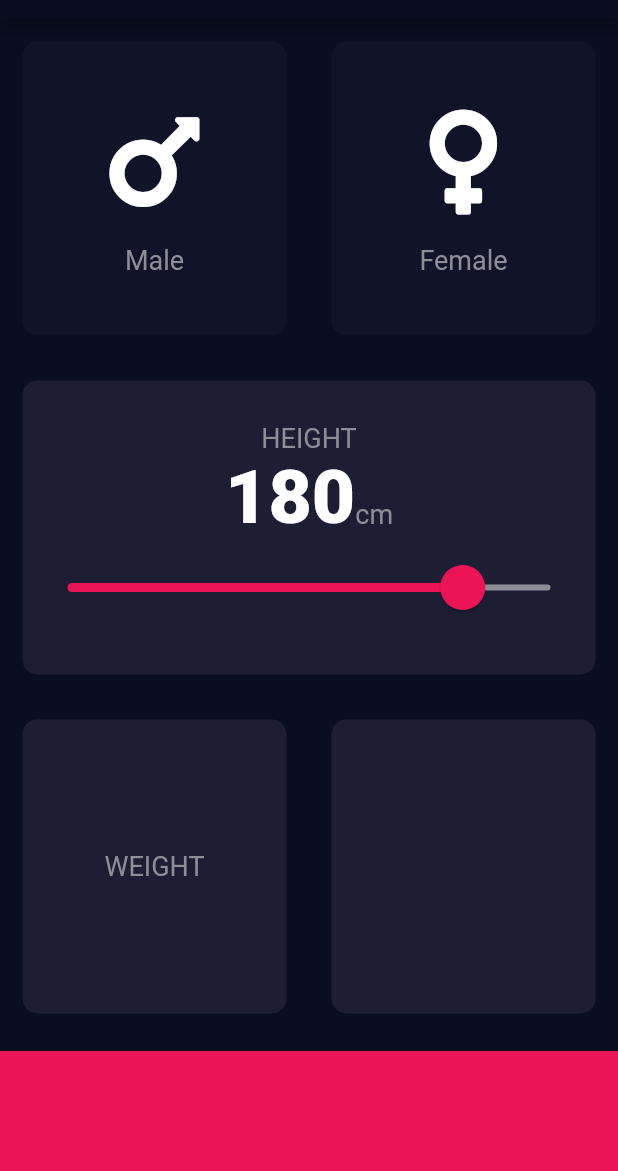
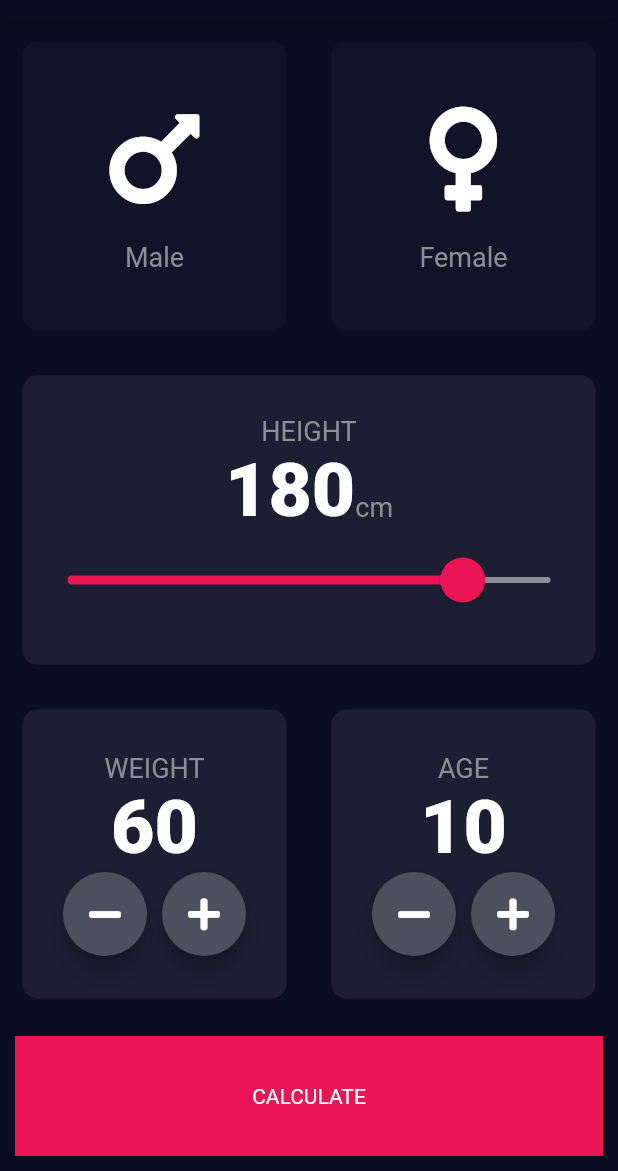
Before and after one commit to soniabhishek27/BMI_Calculator, a Flutter app: the screen it shows after launch, on a phone screen of 412 x 824 dp, the part 65-1236 px from its top. Run offline on Flutter 3.47's test engine with Material 2 defaults, Android fonts, the phone set to English and light mode, and no system bars; our stand-ins replace font_awesome_flutter; statements that could not run were skipped.

Commit message:
Update Input_page.dart

```diff
--- a/lib/Input_page.dart
+++ b/lib/Input_page.dart
@@ -4,12 +4,17 @@ import 'package:font_awesome_flutter/font_awesome_flutter.dart';
 import 'IconContent.dart';
 import 'ReusableContainer.dart';
 import 'Constants.dart';
+import 'result_page.dart';
+import 'Calculator_brain.dart';
 
 enum Gender {
   male,
   female,
 }
+
 int height = 180;
+int weight = 60;
+int age = 10;
 
 class InputPage extends StatefulWidget {
   @override
@@ -96,11 +101,11 @@ class _InputPageState extends State<InputPage> {
                     ),
                     SliderTheme(
                       data: SliderTheme.of(context).copyWith(
-
-                        thumbShape: RoundSliderThumbShape(enabledThumbRadius: 15.0),
-                        overlayShape: RoundSliderOverlayShape(overlayRadius: 30.0),
+                        thumbShape:
+                            RoundSliderThumbShape(enabledThumbRadius: 15.0),
+                        overlayShape:
+                            RoundSliderOverlayShape(overlayRadius: 30.0),
                       ),
-
                       child: Slider(
                         value: height.toDouble(),
                         min: 0.0,
@@ -124,36 +129,132 @@ class _InputPageState extends State<InputPage> {
                 children: <Widget>[
                   Expanded(
                     child: new ReusableContainer(
-                        colour: kmycolor,
+                      colour: kmycolor,
                       cardChild: Column(
                         mainAxisAlignment: MainAxisAlignment.center,
                         children: <Widget>[
                           Text(
-                              'WEIGHT',
+                            'WEIGHT',
                             style: klabelTextStyle,
+                          ),
+                          Text(
+                            weight.toString(),
+                            style: knumberstyle,
+                          ),
+                          Row(
+                            mainAxisAlignment: MainAxisAlignment.center,
+                            children: <Widget>[
+                              RoundIconButton(
+                                onPressed: () {
+                                  setState(() {
+                                    if (weight > 0) weight -= 1;
+                                  });
+                                },
+                                icon: FontAwesomeIcons.minus,
+                              ),
+                              SizedBox(
+                                width: 10.0,
+                              ),
+                              RoundIconButton(
+                                onPressed: () {
+                                  setState(() {
+                                    weight += 1;
+                                  });
+                                },
+                                icon: FontAwesomeIcons.plus,
+                              ),
+                            ],
                           )
-
-
-
                         ],
                       ),
-
                     ),
-
                   ),
                   Expanded(
-                    child: new ReusableContainer(colour: kmycolor),
+                    child: new ReusableContainer(
+                      colour: kmycolor,
+                      cardChild: Column(
+                        mainAxisAlignment: MainAxisAlignment.center,
+                        children: <Widget>[
+                          Text(
+                            'AGE',
+                            style: klabelTextStyle,
+                          ),
+                          Text(
+                            age.toString(),
+                            style: knumberstyle,
+                          ),
+                          Row(
+                            mainAxisAlignment: MainAxisAlignment.center,
+                            children: <Widget>[
+                              RoundIconButton(
+                                icon: FontAwesomeIcons.minus,
+                                onPressed: () {
+                                  setState(() {
+                                    if (age > 0) age--;
+                                  });
+                                },
+                              ),
+                              SizedBox(
+                                width: 10.0,
+                              ),
+                              RoundIconButton(
+                                icon: FontAwesomeIcons.plus,
+                                onPressed: () {
+                                  setState(() {
+                                    age++;
+                                  });
+                                },
+                              ),
+                            ],
+                          )
+                        ],
+                      ),
+                    ),
                   ),
                 ],
               ),
             ),
-            Container(
-              color: Color(0xFFEB1555),
-              margin: EdgeInsets.only(top: 10.0),
-              width: double.infinity,
-              height: kbottmContainerHeight,
-            )
+
+            BottomButton(
+              buttontitle: 'CALCULATE',
+              onTap: () {
+                CalculatorBrain cal =
+                    new CalculatorBrain(height: height, weight: weight);
+
+                Navigator.push(
+                  context,
+                  MaterialPageRoute(
+                    builder: (context) => ResultsPage(
+                      bmiResult: cal.calculateBMI(),
+                      resultText: cal.getResult(),
+                      interpretation: cal.getInterpretation(),
+                    ),
+                  ),
+                );
+              },
+            ),
           ],
         ));
   }
 }
+
+class RoundIconButton extends StatelessWidget {
+  @override
+  RoundIconButton({@required this.icon, @required this.onPressed});
+  final IconData icon;
+  final Function onPressed;
+
+  Widget build(BuildContext context) {
+    return RawMaterialButton(
+      child: Icon(icon),
+      onPressed: onPressed,
+      elevation: 6.0,
+      constraints: BoxConstraints.tightFor(
+        width: 56.0,
+        height: 56.0,
+      ),
+      shape: CircleBorder(),
+      fillColor: Color(0xFF4C4F5E),
+    );
+  }
+}
```
